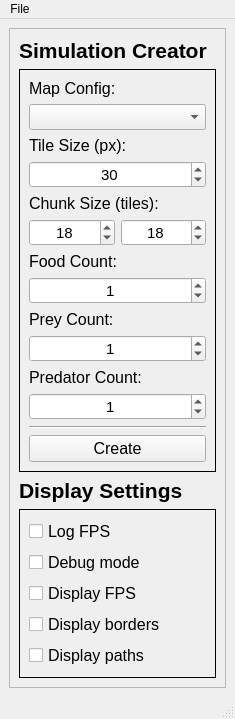
The window that ui/simulation_controller_mainwindow.ui (kpdudek/EvolutionSimulator) describes before a commit, drawn with Qt 5.
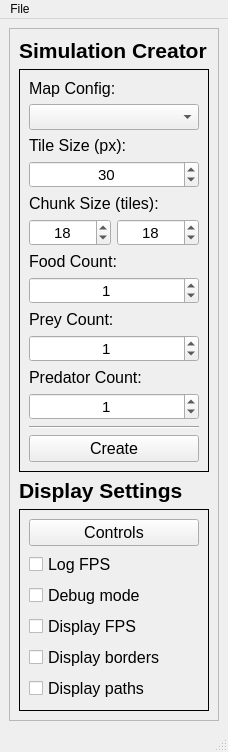
The same window after the commit.

Commit message: Added key control setting. Entity speed now controllable

What changed in the file:
```diff
--- a/ui/simulation_controller_mainwindow.ui
+++ b/ui/simulation_controller_mainwindow.ui
@@ -6,7 +6,7 @@
    <rect>
     <x>0</x>
     <y>0</y>
-    <width>235</width>
+    <width>228</width>
     <height>714</height>
    </rect>
   </property>
@@ -280,7 +280,7 @@
           <enum>QFrame::Plain</enum>
          </property>
          <layout class="QGridLayout" name="gridLayout_3">
-          <item row="4" column="0">
+          <item row="5" column="0">
            <widget class="QCheckBox" name="display_borders_checkbox">
             <property name="font">
              <font>
@@ -295,7 +295,7 @@
             </property>
            </widget>
           </item>
-          <item row="0" column="0">
+          <item row="1" column="0">
            <widget class="QCheckBox" name="log_fps_checkbox">
             <property name="font">
              <font>
@@ -310,7 +310,7 @@
             </property>
            </widget>
           </item>
-          <item row="2" column="0">
+          <item row="3" column="0">
            <widget class="QCheckBox" name="display_fps_checkbox">
             <property name="font">
              <font>
@@ -325,7 +325,7 @@
             </property>
            </widget>
           </item>
-          <item row="5" column="0">
+          <item row="6" column="0">
            <widget class="QCheckBox" name="display_paths_checkbox">
             <property name="font">
              <font>
@@ -337,7 +337,7 @@
             </property>
            </widget>
           </item>
-          <item row="1" column="0">
+          <item row="2" column="0">
            <widget class="QCheckBox" name="debug_mode_checkbox">
             <property name="font">
              <font>
@@ -349,6 +349,18 @@
             </property>
            </widget>
           </item>
+          <item row="0" column="0">
+           <widget class="QPushButton" name="controls_button">
+            <property name="font">
+             <font>
+              <pointsize>12</pointsize>
+             </font>
+            </property>
+            <property name="text">
+             <string>Controls</string>
+            </property>
+           </widget>
+          </item>
          </layout>
         </widget>
        </item>
@@ -390,8 +402,8 @@
     <rect>
      <x>0</x>
      <y>0</y>
-     <width>235</width>
-     <height>21</height>
+     <width>228</width>
+     <height>22</height>
     </rect>
    </property>
    <widget class="QMenu" name="menuFile">
```
The commit also changes 4 other files.
